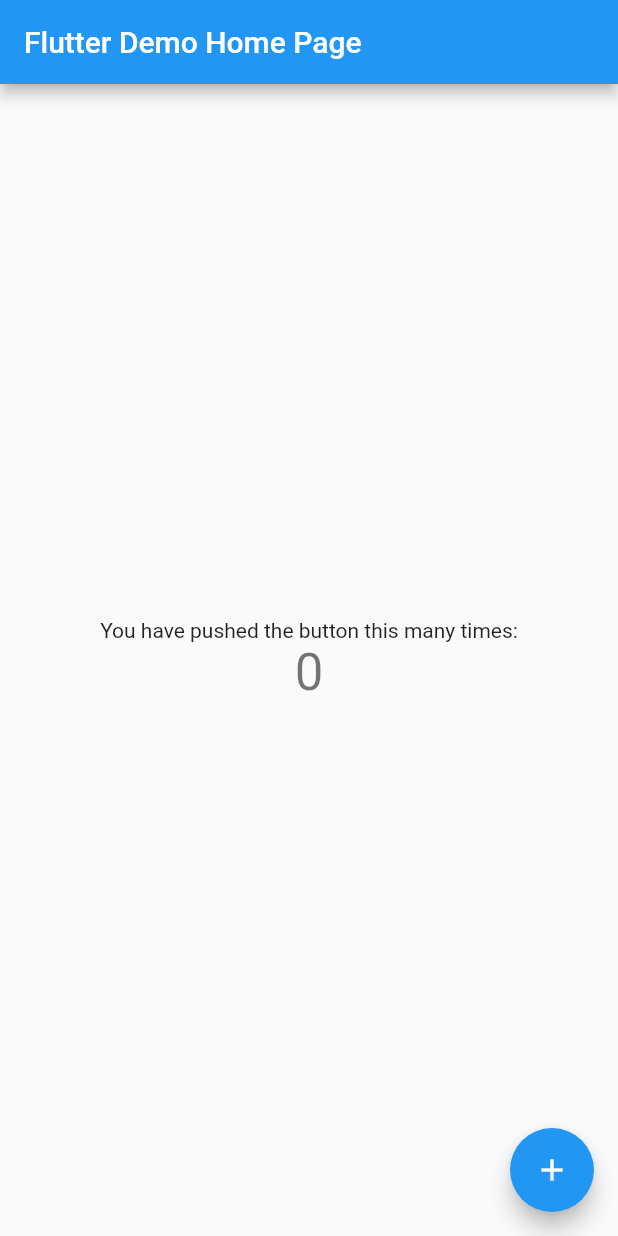
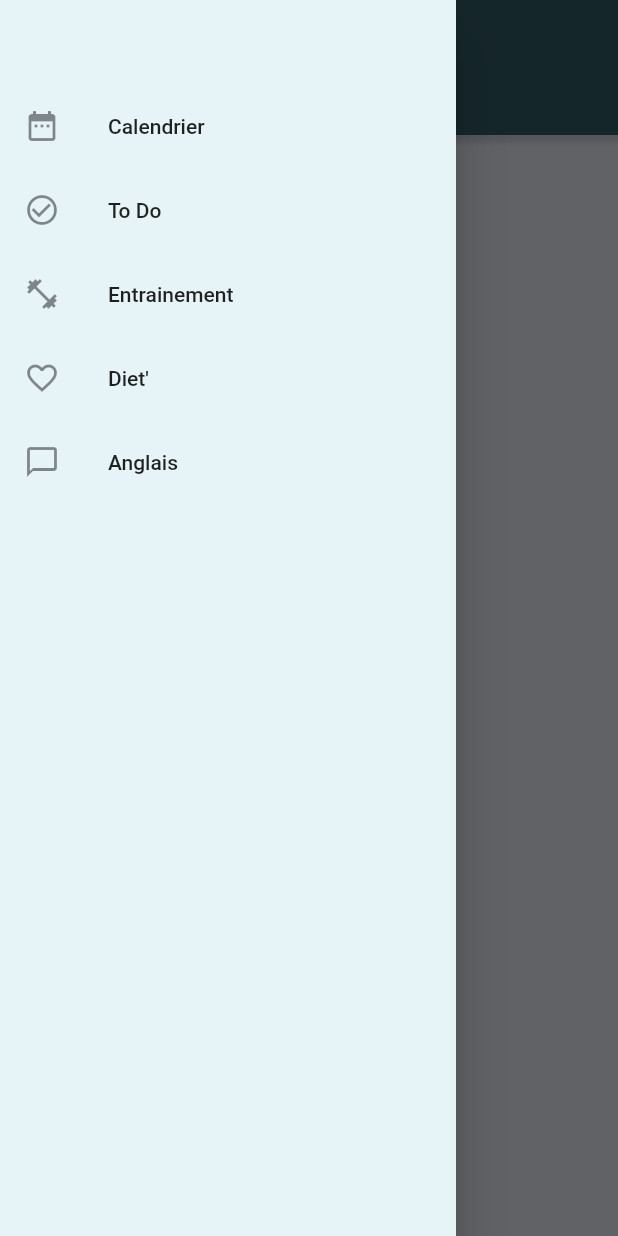
Before and after one commit to girardHU/myMobileApp, a Flutter app: the screen it shows after launch, with the side drawer open (before the commit the screen has no drawer), on a phone screen of 412 x 824 dp. Run offline on Flutter 3.47's test engine with Material 2 defaults, Android fonts, the phone set to English and light mode, and no system bars.

Commit message:
appbar + drawer

```diff
--- /dev/null
+++ b/lib/common/custom_app_bar.dart
@@ -0,0 +1,66 @@
+import 'package:flutter/material.dart';
+
+class CustomBarWidget extends StatelessWidget implements PreferredSizeWidget {
+
+  GlobalKey<ScaffoldState> _scaffoldKey = GlobalKey();
+
+  final String title;
+
+  @override
+  final Size preferredSize;
+
+  CustomBarWidget({
+    @required this.title,
+  })
+  : preferredSize = Size(double.infinity, 90);
+
+  @override
+  Widget build(BuildContext context) {
+    return Scaffold(
+      appBar: PreferredSize(
+        preferredSize: preferredSize,
+        child: Container(
+          decoration: BoxDecoration(
+            boxShadow: [BoxShadow(
+              color: Colors.black12,
+              spreadRadius: 5,
+              blurRadius: 2
+            )]
+          ),
+          width: MediaQuery.of(context).size.width,
+          height: 90,
+          child: Container(
+            decoration: BoxDecoration(
+              color: Color(0xFF2E535D),
+              // borderRadius: BorderRadius.only(bottomLeft: Radius.circular(20),bottomRight: Radius.circular(20))
+            ),
+            child: Container(
+              margin: EdgeInsets.fromLTRB(10, 28, 0, 0),
+              child: Row(
+                mainAxisAlignment: MainAxisAlignment.spaceBetween,
+                crossAxisAlignment: CrossAxisAlignment.center,
+                children: [
+                  IconButton(
+                    icon: Icon(Icons.view_headline, size: 35, color: Colors.white,),
+                    tooltip: 'show drawer',
+                    onPressed: () {
+                      Scaffold.of(context).openDrawer();
+                    },
+                  ),
+                  Container(
+                    margin: EdgeInsets.fromLTRB(0, 0, 155, 0),
+                    child: Text(
+                      title,
+                      style: TextStyle(fontSize: 30,color: Colors.white),
+                      ),
+                  ),
+                  // Icon(Icons.navigate_before,color: Colors.transparent,),
+                ],
+              ),
+            ),
+          ),
+        ),
+      ),
+    );
+  }
+}
--- /dev/null
+++ b/lib/common/custom_drawer.dart
@@ -0,0 +1,70 @@
+import 'package:flutter/material.dart';
+
+class CustomDrawerWidget extends StatelessWidget {
+
+  GlobalKey<ScaffoldState> _scaffoldKey = GlobalKey();
+
+  @override
+  Widget build(BuildContext context) {
+    return SizedBox(
+      child: Drawer(
+        child: Container(
+          color: Color(0xFFE6F4F8),
+          child: ListView(
+          // Important: Remove any padding from the ListView.
+            padding: EdgeInsets.zero,
+            children: <Widget>[
+              ListTile(),
+              // DrawerHeader(
+              //   child: Text('Drawer Header'),
+              //   decoration: BoxDecoration(
+              //     color: Colors.blue,
+              //   ),
+              // ),
+              ListTile(
+                leading: Icon(Icons.date_range),
+                title: Text('Calendrier'),
+                onTap: () {
+                  // Update the state of the app.
+                  // ...
+                },
+              ),
+              ListTile(
+                leading: Icon(Icons.check_circle_outline),
+                title: Text('To Do'),
+                onTap: () {
+                  // Update the state of the app.
+                  // ...
+                },
+              ),
+              ListTile(
+                leading: Icon(Icons.fitness_center),
+                title: Text('Entrainement'),
+                onTap: () {
+                  // Update the state of the app.
+                  // ...
+                },
+              ),
+              ListTile(
+                leading: Icon(Icons.favorite_border),
+                title: Text('Diet\''),
+                onTap: () {
+                  // Update the state of the app.
+                  // ...
+                },
+              ),
+              ListTile(
+                leading: Icon(Icons.chat_bubble_outline),
+                title: Text('Anglais'),
+                onTap: () {
+                  // Update the state of the app.
+                  // ...
+                },
+              ),
+            ],
+          ),
+        ),
+      ),
+    );
+  }
+}
--- a/lib/main.dart
+++ b/lib/main.dart
@@ -1,4 +1,7 @@
 import 'package:flutter/material.dart';
+import 'common/custom_app_bar.dart';
+import 'common/custom_drawer.dart';
+
 
 void main() {
   runApp(MyApp());
@@ -11,19 +14,7 @@ class MyApp extends StatelessWidget {
     return MaterialApp(
       title: 'Flutter Demo',
       theme: ThemeData(
-        // This is the theme of your application.
-        //
-        // Try running your application with "flutter run". You'll see the
-        // application has a blue toolbar. Then, without quitting the app, try
-        // changing the primarySwatch below to Colors.green and then invoke
-        // "hot reload" (press "r" in the console where you ran "flutter run",
-        // or simply save your changes to "hot reload" in a Flutter IDE).
-        // Notice that the counter didn't reset back to zero; the application
-        // is not restarted.
         primarySwatch: Colors.blue,
-        // This makes the visual density adapt to the platform that you run
-        // the app on. For desktop platforms, the controls will be smaller and
-        // closer together (more dense) than on mobile platforms.
         visualDensity: VisualDensity.adaptivePlatformDensity,
       ),
       home: MyHomePage(title: 'Flutter Demo Home Page'),
@@ -33,15 +24,6 @@ class MyApp extends StatelessWidget {
 
 class MyHomePage extends StatefulWidget {
   MyHomePage({Key key, this.title}) : super(key: key);
-
-  // This widget is the home page of your application. It is stateful, meaning
-  // that it has a State object (defined below) that contains fields that affect
-  // how it looks.
-
-  // This class is the configuration for the state. It holds the values (in this
-  // case the title) provided by the parent (in this case the App widget) and
-  // used by the build method of the State. Fields in a Widget subclass are
-  // always marked "final".
 
   final String title;
 
@@ -54,64 +36,20 @@ class _MyHomePageState extends State<MyHomePage> {
 
   void _incrementCounter() {
     setState(() {
-      // This call to setState tells the Flutter framework that something has
-      // changed in this State, which causes it to rerun the build method below
-      // so that the display can reflect the updated values. If we changed
-      // _counter without calling setState(), then the build method would not be
-      // called again, and so nothing would appear to happen.
       _counter++;
     });
   }
 
   @override
   Widget build(BuildContext context) {
-    // This method is rerun every time setState is called, for instance as done
-    // by the _incrementCounter method above.
-    //
-    // The Flutter framework has been optimized to make rerunning build methods
-    // fast, so that you can just rebuild anything that needs updating rather
-    // than having to individually change instances of widgets.
     return Scaffold(
-      appBar: AppBar(
-        // Here we take the value from the MyHomePage object that was created by
-        // the App.build method, and use it to set our appbar title.
-        title: Text(widget.title),
+      appBar: CustomBarWidget(
+        title: 'Hunik',
       ),
-      body: Center(
-        // Center is a layout widget. It takes a single child and positions it
-        // in the middle of the parent.
-        child: Column(
-          // Column is also a layout widget. It takes a list of children and
-          // arranges them vertically. By default, it sizes itself to fit its
-          // children horizontally, and tries to be as tall as its parent.
-          //
-          // Invoke "debug painting" (press "p" in the console, choose the
-          // "Toggle Debug Paint" action from the Flutter Inspector in Android
-          // Studio, or the "Toggle Debug Paint" command in Visual Studio Code)
-          // to see the wireframe for each widget.
-          //
-          // Column has various properties to control how it sizes itself and
-          // how it positions its children. Here we use mainAxisAlignment to
-          // center the children vertically; the main axis here is the vertical
-          // axis because Columns are vertical (the cross axis would be
-          // horizontal).
-          mainAxisAlignment: MainAxisAlignment.center,
-          children: <Widget>[
-            Text(
-              'You have pushed the button this many times:',
-            ),
-            Text(
-              '$_counter',
-              style: Theme.of(context).textTheme.headline4,
-            ),
-          ],
-        ),
+      body: Container(
+        color: Color(0xFFD1D6DC),
       ),
-      floatingActionButton: FloatingActionButton(
-        onPressed: _incrementCounter,
-        tooltip: 'Increment',
-        child: Icon(Icons.add),
-      ), // This trailing comma makes auto-formatting nicer for build methods.
+      drawer: CustomDrawerWidget(),
     );
   }
 }
--- a/pubspec.yaml
+++ b/pubspec.yaml
@@ -1,5 +1,5 @@
-name: myApp
-description: A new Flutter project.
+name: Hunik
+description: My all included mobile app
 
 # The following line prevents the package from being accidentally published to
 # pub.dev using `pub publish`. This is preferred for private packages.
```
Also changed, not shown: lib/training_view.dart (added, +15 -0 lines), trainings/trainings.json (added, +41 -0 lines).
